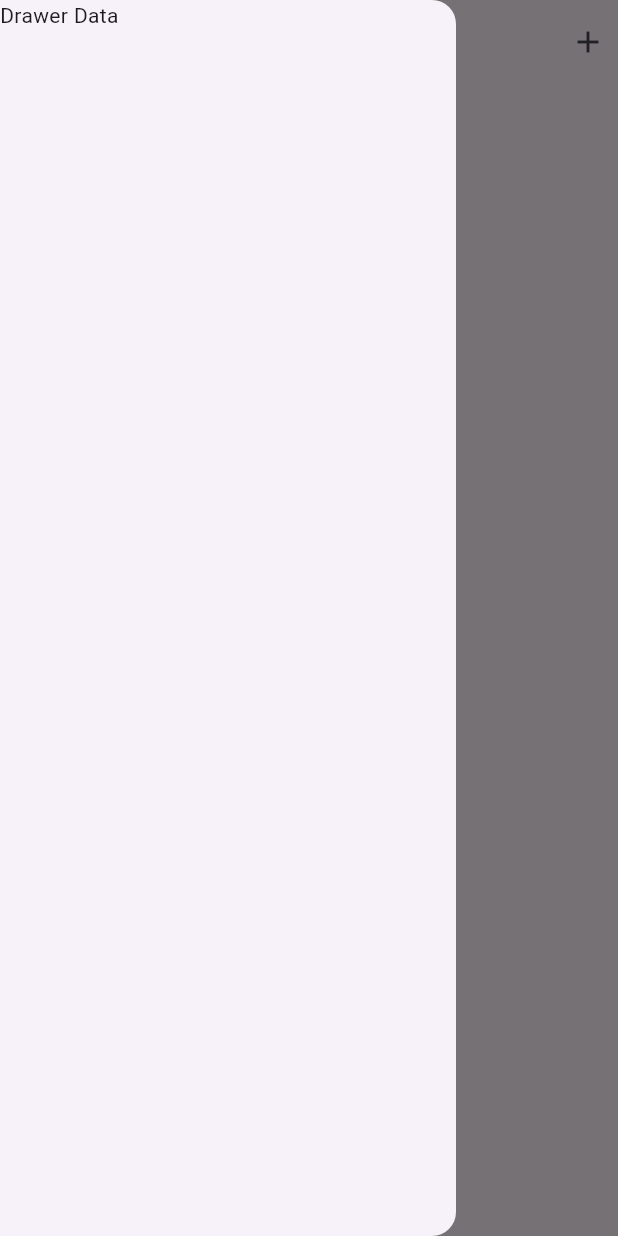
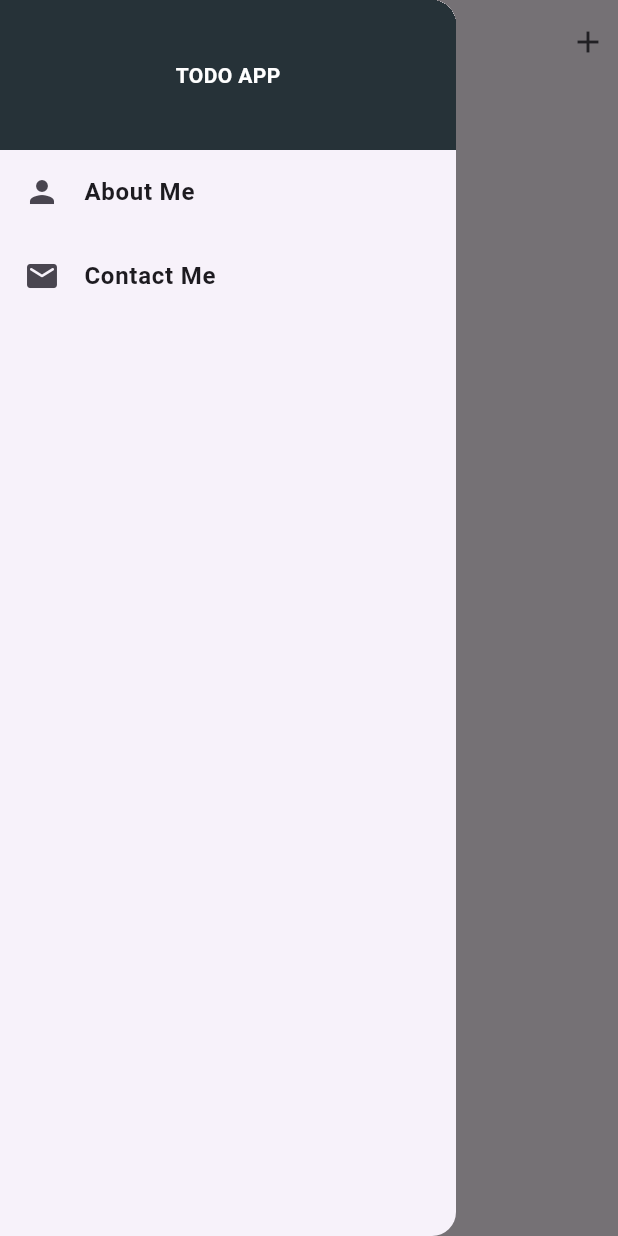
Before and after one commit to coventry-sunil/todoapp, a Flutter app: the screen it shows after launch, with the side drawer open, on a phone screen of 412 x 824 dp. Run offline on Flutter 3.47's test engine with Material 3 defaults, Android fonts, the phone set to English and light mode, and no system bars; our stand-ins replace shared_preferences.

Commit message:
working on drawer and installed the plugin for url launcher in the todo app

```diff
--- a/lib/add_todo.dart
+++ b/lib/add_todo.dart
@@ -1,8 +1,8 @@
 import 'package:flutter/material.dart';
 
 class AddTodo extends StatefulWidget {
-  void Function({required String todoText}) addTodo;
-  AddTodo({super.key, required this.addTodo});
+  final void Function({required String todoText}) addTodo;
+  const AddTodo({super.key, required this.addTodo});
 
   @override
   State<AddTodo> createState() => _AddTodoState();
--- a/lib/main_screen.dart
+++ b/lib/main_screen.dart
@@ -2,6 +2,7 @@ import 'package:flutter/material.dart';
 import 'package:shared_preferences/shared_preferences.dart';
 import 'package:todoapp/add_todo.dart';
 import 'package:todoapp/widgets/todo_list.dart';
+import 'package:url_launcher/url_launcher.dart';
 
 class MainScreen extends StatefulWidget {
   const MainScreen({super.key});
@@ -77,10 +78,44 @@ class _MainScreenState extends State<MainScreen> {
         });
   }
 
+  @override
   Widget build(BuildContext context) {
     return Scaffold(
         drawer: Drawer(
-          child: Text("Drawer Data"),
+          child: Column(
+            children: [
+              Container(
+                color: Colors.blueGrey[900],
+                height: 100,
+                width: double.infinity,
+                child: Center(
+                  child: Text(
+                    "TODO APP",
+                    style: TextStyle(
+                        color: Colors.white, fontWeight: FontWeight.bold),
+                  ),
+                ),
+              ),
+              ListTile(
+                onTap: () {
+                  launchUrl(Uri.parse("https://suneel.com.np"));
+                },
+                leading: Icon(Icons.person),
+                title: Text('About Me',
+                    style: TextStyle(fontWeight: FontWeight.bold)),
+              ),
+              ListTile(
+                onTap: () {
+                  launchUrl(Uri.parse("mailto:shrestha@suneel.com.np"));
+                },
+                leading: Icon(Icons.email_rounded),
+                title: Text(
+                  'Contact Me',
+                  style: TextStyle(fontWeight: FontWeight.bold),
+                ),
+              )
+            ],
+          ),
         ),
         appBar: AppBar(
           centerTitle: true,
--- a/lib/widgets/todo_list.dart
+++ b/lib/widgets/todo_list.dart
@@ -1,9 +1,9 @@
 import 'package:flutter/material.dart';
 
 class TodoListBuilder extends StatefulWidget {
-  List<String> todoList;
-  void Function() updateLocalData;
-  TodoListBuilder(
+  final List<String> todoList;
+  final void Function() updateLocalData;
+  const TodoListBuilder(
       {super.key, required this.todoList, required this.updateLocalData});
 
   @override
@@ -16,6 +16,8 @@ class _TodoListBuilderState extends State<TodoListBuilder> {
         context: context,
         builder: (context) => Container(
               padding: EdgeInsets.all(20),
+              width: double.infinity,
+              height: 150,
               child: ElevatedButton(
                   onPressed: () {
                     setState(() {
--- a/pubspec.yaml
+++ b/pubspec.yaml
@@ -37,6 +37,7 @@ dependencies:
   cupertino_icons: ^1.0.8
   feather_icons: ^1.2.0
   shared_preferences: ^2.3.3
+  url_launcher: ^6.3.1
 
 dev_dependencies:
   flutter_test:
```
Also changed, not shown: pubspec.lock, 11 other files.
